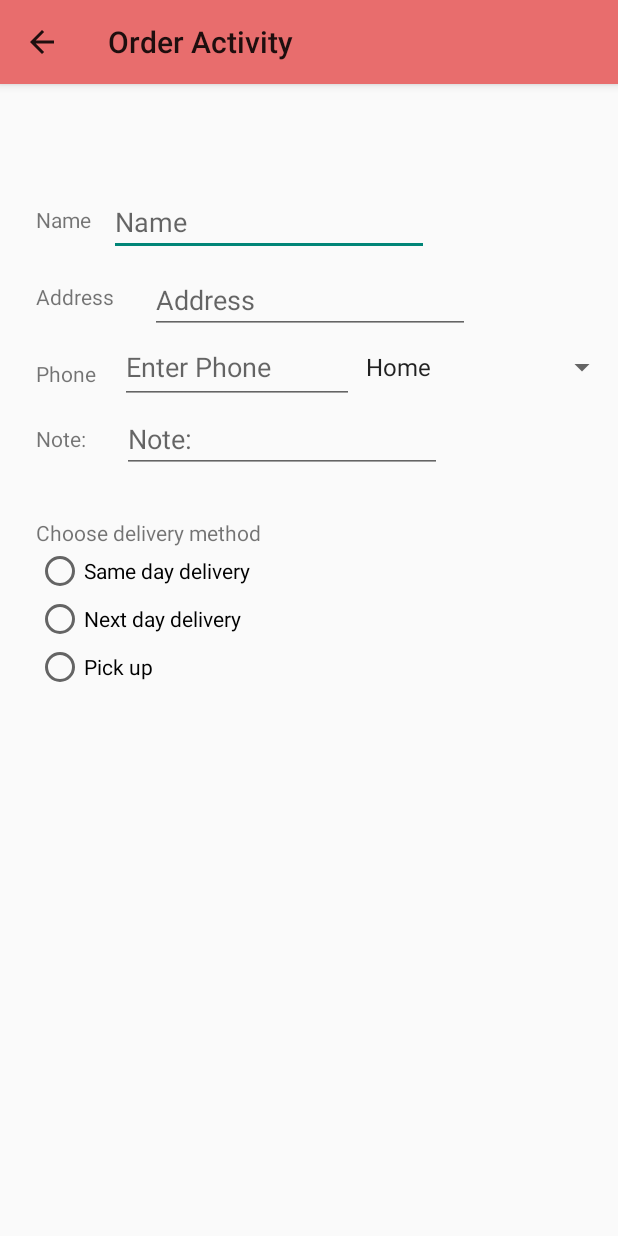
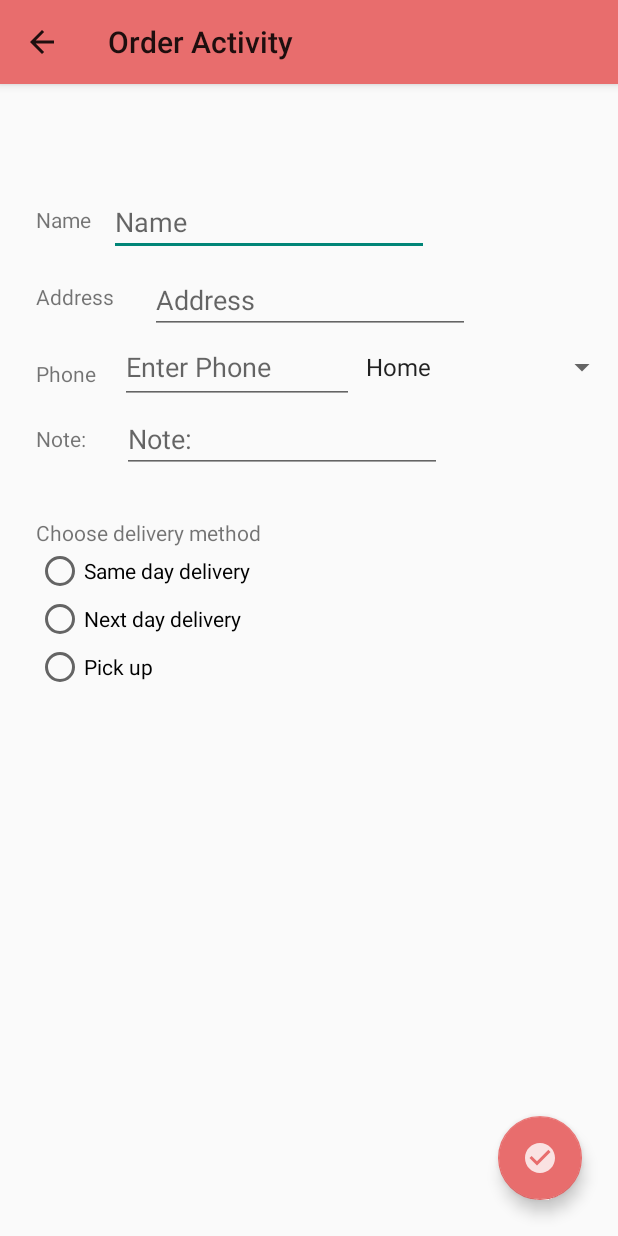
Before and after one commit to DuarteCosta/DroidDesserts-android-kotlin, an Android app: the OrderActivity screen opened directly, with no data from a screen before it, on a phone screen of 412 x 824 dp. Run offline under Robolectric (Android 15) with nearby library versions, the phone set to English and light mode, and no system bars.

```diff
--- a/app/src/main/java/com/example/myapplication/OrderActivity.kt
+++ b/app/src/main/java/com/example/myapplication/OrderActivity.kt
@@ -1,17 +1,28 @@
 package com.example.myapplication
 
 
+import android.app.NotificationChannel
+import android.app.NotificationManager
+import android.content.Context
+import android.os.Build
 import android.os.Bundle
 import android.view.View
 import android.widget.AdapterView
 import android.widget.ArrayAdapter
 import android.widget.RadioButton
 import android.widget.Toast
+import androidx.annotation.RequiresApi
 import androidx.appcompat.app.AppCompatActivity
+import androidx.core.app.NotificationCompat
+import androidx.core.app.NotificationManagerCompat
 import kotlinx.android.synthetic.main.activity_order.*
 
 
 class OrderActivity : AppCompatActivity(), AdapterView.OnItemSelectedListener {
+
+    private val channelID = "com.example.myapplication"
+
+    @RequiresApi(Build.VERSION_CODES.O)
     override fun onCreate(savedInstanceState: Bundle?) {
         super.onCreate(savedInstanceState)
         setContentView(R.layout.activity_order)
@@ -33,7 +44,13 @@ class OrderActivity : AppCompatActivity(), AdapterView.OnItemSelectedListener {
         setSupportActionBar(my_toolbar2)
         supportActionBar?.setDisplayHomeAsUpEnabled(true)
 
+        notificationChannel()
 
+        floats2.setOnClickListener {
+
+            sendN()
+
+        }
 
     }
 
@@ -65,4 +82,30 @@ class OrderActivity : AppCompatActivity(), AdapterView.OnItemSelectedListener {
     override fun onNothingSelected(parent: AdapterView<*>?) {
         TODO("Not yet implemented")
     }
+
+    @RequiresApi(Build.VERSION_CODES.O)
+    private fun notificationChannel() {
+        val name = "Order"
+        val descriptionT = "You have ordered"
+        val important = NotificationManager.IMPORTANCE_DEFAULT
+        val channel = NotificationChannel(channelID,name,important).apply {
+            description= descriptionT
+        }
+        val notificationManager: NotificationManager = getSystemService(Context.NOTIFICATION_SERVICE) as NotificationManager
+        notificationManager.createNotificationChannel(channel)
+
+    }
+
+    private fun sendN(){
+
+        val builder = NotificationCompat.Builder(this, channelID)
+            .setSmallIcon(R.drawable.ic_shopping_cart)
+            .setContentTitle("Droid Order")
+            .setContentText("it's on its way")
+            .setPriority(NotificationCompat.PRIORITY_DEFAULT)
+
+        with(NotificationManagerCompat.from(this)){
+            notify(101, builder.build())
+        }
+    }
 }
--- /dev/null
+++ b/app/src/main/res/drawable-anydpi/ic_checks.xml
@@ -0,0 +1,11 @@
+<vector xmlns:android="http://schemas.android.com/apk/res/android"
+    android:width="24dp"
+    android:height="24dp"
+    android:viewportWidth="24"
+    android:viewportHeight="24"
+    android:tint="#FFFFFF"
+    android:alpha="0.8">
+  <path
+      android:fillColor="@android:color/white"
+      android:pathData="M12,2C6.48,2 2,6.48 2,12s4.48,10 10,10 10,-4.48 10,-10S17.52,2 12,2zM10,17l-5,-5 1.41,-1.41L10,14.17l7.59,-7.59L19,8l-9,9z"/>
+</vector>
--- a/app/src/main/res/layout/activity_order.xml
+++ b/app/src/main/res/layout/activity_order.xml
@@ -193,5 +193,18 @@
         app:layout_constraintHorizontal_bias="0.0"
         app:layout_constraintStart_toEndOf="@+id/editTextTextPersonName2"
         app:layout_constraintTop_toTopOf="@+id/editTextTextPersonName2" />
+    <com.google.android.material.floatingactionbutton.FloatingActionButton
+        android:id="@+id/floats2"
+        android:layout_width="wrap_content"
+        android:layout_height="0dp"
+        android:layout_marginEnd="24dp"
+        android:layout_marginRight="24dp"
+        android:layout_marginBottom="24dp"
+        android:clickable="true"
+        app:backgroundTint="#E86D6D"
+        app:layout_constraintBottom_toBottomOf="parent"
+        app:layout_constraintEnd_toEndOf="parent"
+        app:srcCompat="@drawable/ic_checks" />
+
 
 </androidx.constraintlayout.widget.ConstraintLayout>
```
Also changed, not shown: app/src/main/res/drawable-hdpi/ic_checks.png (added), app/src/main/res/drawable-mdpi/ic_checks.png (added), app/src/main/res/drawable-xhdpi/ic_checks.png (added), app/src/main/res/drawable-xxhdpi/ic_checks.png (added).
